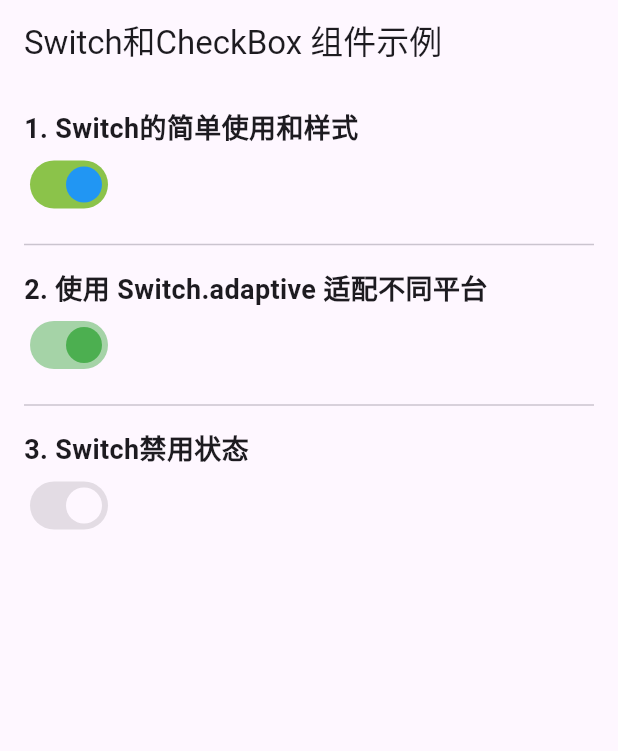
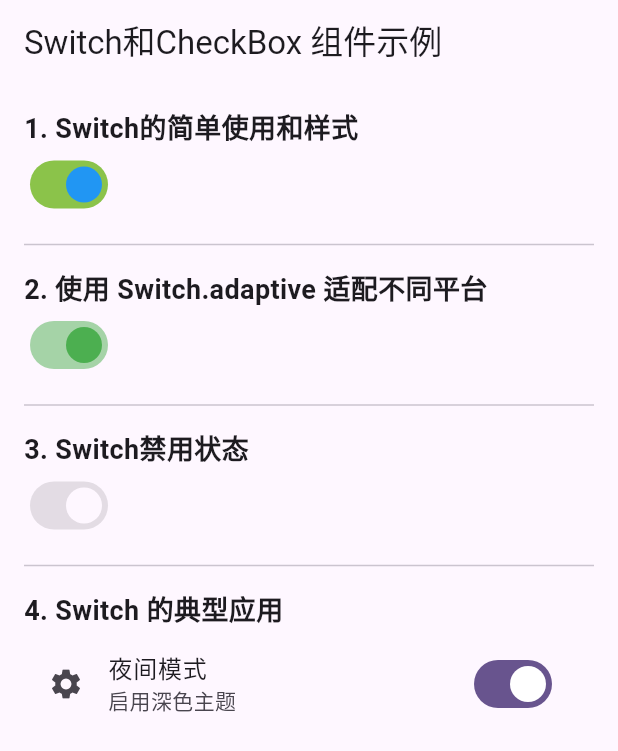
Before and after one commit to congwiny/flutter_study, a Flutter app: the screen it shows after launch, on a phone screen of 412 x 824 dp. Shown: the top 751 px of the screen. Run offline on Flutter 3.47's test engine with Material 3 defaults, Android fonts, the phone set to English and light mode, and no system bars.

Commit message:
Switch组件：Switch与ListTile结合的典型应用

```diff
--- a/hello_world/lib/widget/checkswitch/check_switch.dart
+++ b/hello_world/lib/widget/checkswitch/check_switch.dart
@@ -28,6 +28,7 @@ class SwitchTestRoute extends StatefulWidget {
 class _SwitchTestRouteState extends State<SwitchTestRoute> {
   bool _switchSelected = true; //维护单选开关状态
   bool _isSwitchEnabled = false;
+  bool _darkModeEnabled = true;
 
   @override
   Widget build(BuildContext context) {
@@ -87,8 +88,45 @@ class _SwitchTestRouteState extends State<SwitchTestRoute> {
               _switchSelected = newValue;
             });
           } : null, // onChanged 为 null 时禁用
-        )
+        ),
+        const Divider(height: 32),
+        // 4. Switch 的典型应用
+        const Text(
+          '4. Switch 的典型应用',
+          style: TextStyle(fontSize: 18, fontWeight: FontWeight.bold),
+        ),
+        _buildSettingItem(
+          title: '夜间模式',
+          subtitle: '启用深色主题',
+          value: _darkModeEnabled,
+          onChanged: (value) {
+            setState(() {
+              _darkModeEnabled = value;
+            });
+          },
+        ),
       ],
     );
   }
 }
+
+
+Widget _buildSettingItem({
+  required String title,
+  required String subtitle,
+  required bool value,
+  required ValueChanged<bool> onChanged,
+}) {
+  return ListTile(
+    leading: Icon(Icons.settings),
+    title: Text(title),
+    subtitle: Text(subtitle),
+    trailing: Switch(
+      value: value,
+      onChanged: onChanged,
+    ),
+    onTap: () {
+      onChanged(!value);
+    },
+  );
+}
```
